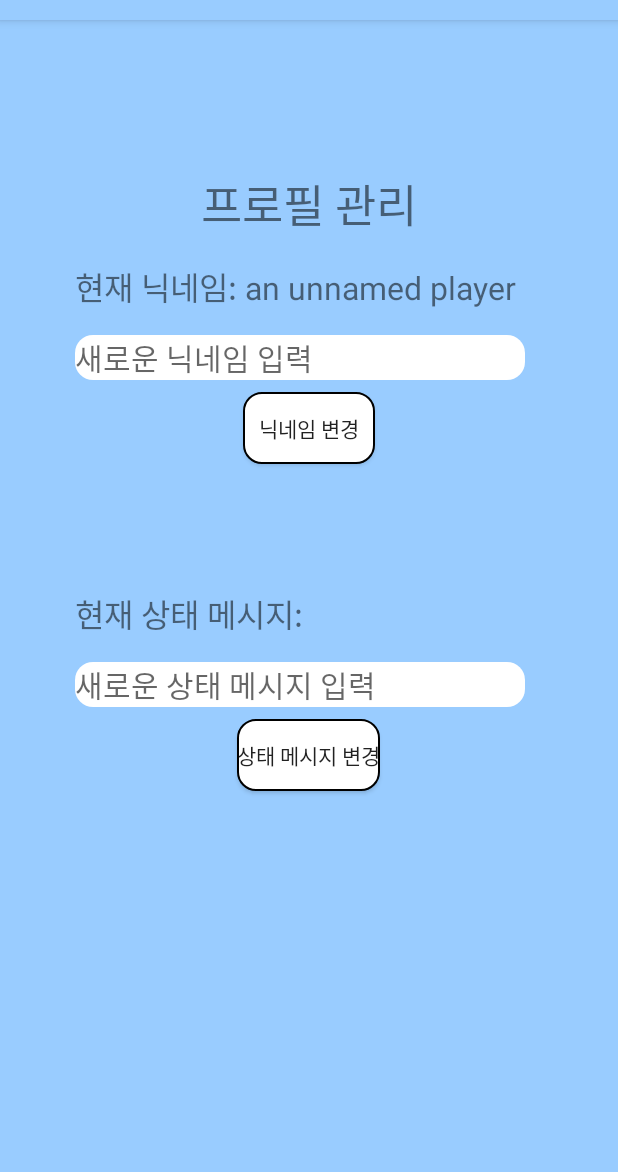
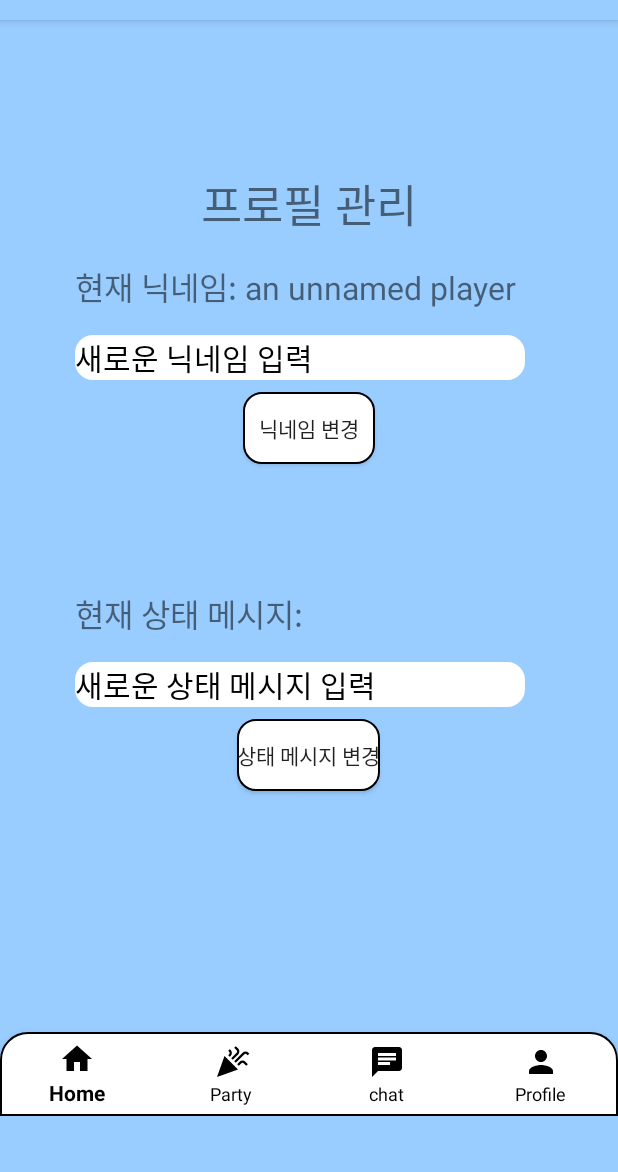
Before and after one commit to GYUWON-CHOI/paichai_freinds, an Android app: the NickMessageChangeActivity screen opened directly, with no data from a screen before it, on a phone screen of 412 x 824 dp, the part 64-1236 px from its top. Run offline under Robolectric (Android 15) with nearby library versions, the phone set to English and light mode, and no system bars; our stand-ins replace Firebase (no records; nobody signed in at launch, a user with empty details on screens opened directly).

Commit message:
정욱 최종(진3) 하단 메뉴 버그, 하단메뉴 이동 수정 힌트 텍스트 표시 수정

```diff
--- a/app/src/main/java/com/example/myapplication/ChatRoomListActivity.java
+++ b/app/src/main/java/com/example/myapplication/ChatRoomListActivity.java
@@ -40,9 +40,12 @@ public class ChatRoomListActivity extends AppCompatActivity {
                     startActivity(chat);
                     break;
                 case R.id.menu_home:
-                    Intent home = new Intent(getApplicationContext(), MainActivity.class);
+                    Intent home = new Intent(getApplicationContext(), HomeActivity.class);
                     startActivity(home);
                     break;
+                case R.id.menu_party:
+                    Intent party = new Intent(getApplicationContext(),MainActivity.class);
+                    startActivity(party);
                 case R.id.menu_profile:
                     Intent profile = new Intent(getApplicationContext(), Frag3Activity.class);
                     startActivity(profile);
--- a/app/src/main/res/layout/chang_nick_message.xml
+++ b/app/src/main/res/layout/chang_nick_message.xml
@@ -38,6 +38,8 @@
             android:layout_marginLeft="50dp"
             android:background="@drawable/edit_coner"
             android:hint="새로운 닉네임 입력"
+            android:textColor="@color/black"
+            android:textColorHint="@color/black"
             android:textSize="20dp" />
 
         <Button
@@ -73,6 +75,8 @@
             android:layout_marginBottom="8dp"
             android:background="@drawable/edit_coner"
             android:hint="새로운 상태 메시지 입력"
+            android:textColor="@color/black"
+            android:textColorHint="@color/black"
             android:textSize="20dp" />
 
         <Button
@@ -84,18 +88,20 @@
             android:text="상태 메시지 변경" />
     </LinearLayout>
 
-
+    <LinearLayout
+    android:layout_width="match_parent"
+    android:layout_height="wrap_content">
         <com.google.android.material.bottomnavigation.BottomNavigationView
             android:id="@+id/bottomNavi_main_info"
             android:layout_width="match_parent"
             android:layout_height="match_parent"
-            android:layout_marginTop="192dp"
+            android:layout_marginTop="28dp"
             android:layout_alignParentBottom="true"
             android:background="@drawable/bottomnavi_coner"
             app:itemIconTint="@color/black"
             app:itemTextColor="@color/black"
             app:labelVisibilityMode="labeled"
             app:menu="@menu/bottom_menu" />
-
+</LinearLayout>
 
 </LinearLayout>
```
Also changed, not shown: app/src/main/res/layout/activity_home.xml (+6 -3 lines), app/src/main/res/layout/info_password.xml (+9 -1 lines).
